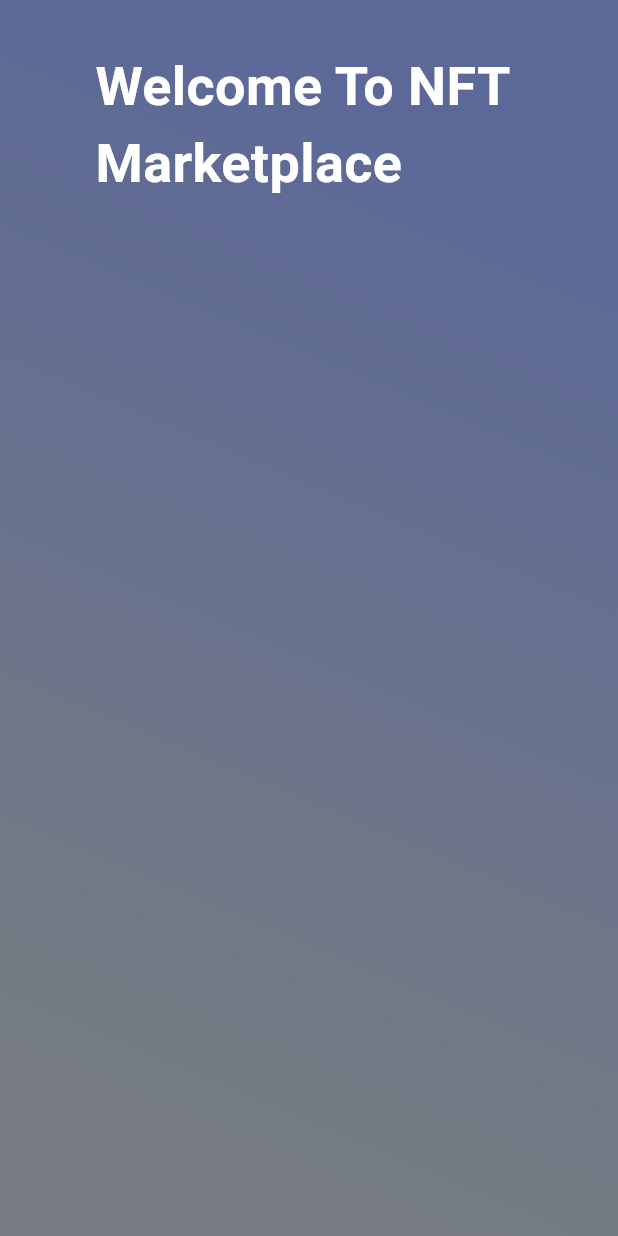
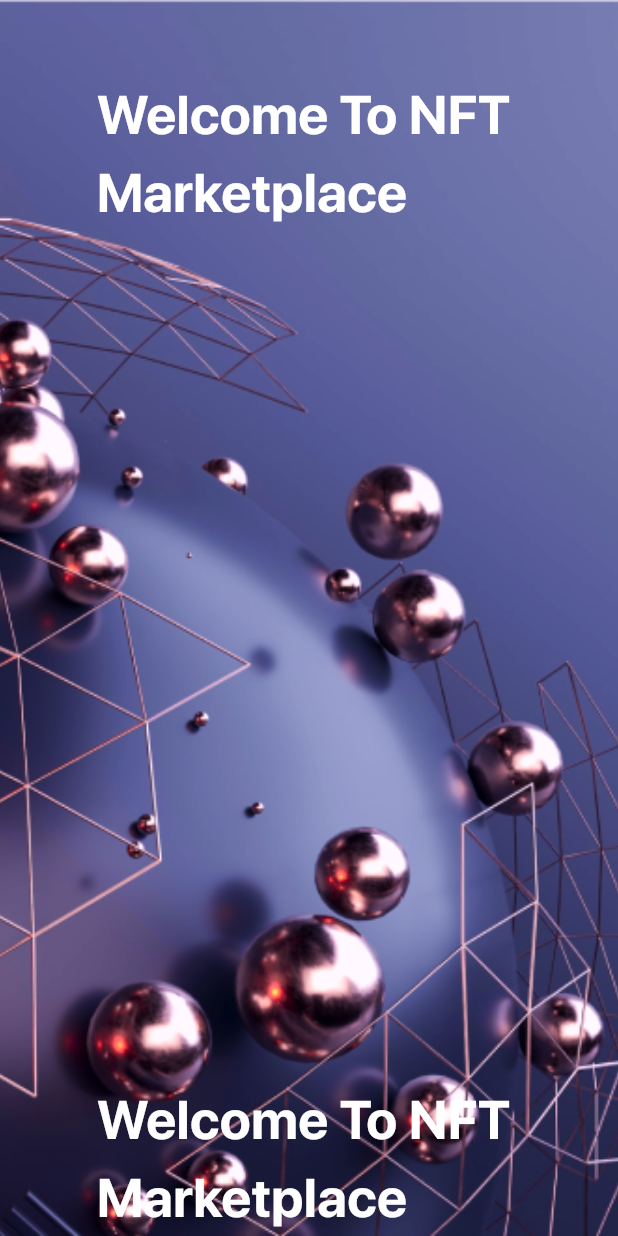
Before and after one commit to EngMohamed3382/mini_nft_marketplace, a Flutter app: the screen it shows after launch, on a phone screen of 412 x 824 dp. Run offline on Flutter 3.47's test engine with Material 3 defaults, Android fonts, the phone set to English and light mode, and no system bars; missing offline and left inert: dart:ui_web.

Commit message:
design on Boarding Page

```diff
--- /dev/null
+++ b/lib/core/resources/asset_image_manager.dart
@@ -0,0 +1,4 @@
+class AssetImageManager {
+  static const String onBoardingBackGroundImage =
+      "asstes/images/on_boarding_background.png";
+}
--- a/lib/core/resources/font_manager.dart
+++ b/lib/core/resources/font_manager.dart
@@ -1,3 +1,7 @@
 class FontManagers {
   static const String sfProDisplayFont = "SF Pro Display";
 }
+
+class FontSize {
+  static const double f36_04 = 36.04;
+}
--- a/lib/features/onBoarding/on_boarding_page.dart
+++ b/lib/features/onBoarding/on_boarding_page.dart
@@ -1,4 +1,7 @@
+import 'dart:ui_web';
+
 import 'package:flutter/material.dart';
+import 'package:mini_nft_marketplace/core/resources/asset_image_manager.dart';
 import 'package:mini_nft_marketplace/core/resources/color_manager.dart';
 import 'package:mini_nft_marketplace/core/resources/font_manager.dart';
 import 'package:mini_nft_marketplace/core/resources/strings_manager.dart';
@@ -10,30 +13,45 @@ class OnBoardingPage extends StatelessWidget {
   Widget build(BuildContext context) {
     return Scaffold(
         body: SafeArea(
-          child: Container(
-        padding: EdgeInsets.all(32),
+      child: Stack(
+        children: [
+          Image(
             width: double.infinity,
-        decoration: const BoxDecoration(
-            gradient: LinearGradient(
-                begin: Alignment(0.64, -0.76),
-                end: Alignment(-0.64, 0.76),
-                colors: [
-              ColorManager.kColorPanafseg,
-              ColorManager.kColorPanafsegLight,
-            ])),
+            height: double.infinity,
+            fit: BoxFit.cover,
+            image: AssetImage(AssetImageManager.onBoardingBackGroundImage),
+          ),
+          SizedBox(
+            width: double.infinity,
             child: const Column(
+              mainAxisAlignment: MainAxisAlignment.center,
+              crossAxisAlignment: CrossAxisAlignment.center,
               children: [
+                SizedBox(
+                  height: 50,
+                ),
                 Text(
                   StringsManager.titleOnBoardingPage,
                   style: TextStyle(
                       color: Colors.white,
-                  fontSize: 36,
+                      fontSize: FontSize.f36_04,
+                      fontFamily: "SF Pro Display",
+                      fontWeight: FontWeight.bold),
+                ),
+                Spacer(),
+                Text(
+                  StringsManager.titleOnBoardingPage,
+                  style: TextStyle(
+                      color: Colors.white,
+                      fontSize: FontSize.f36_04,
                       fontFamily: "SF Pro Display",
                       fontWeight: FontWeight.bold),
                 ),
               ],
             ),
-      )),
-    );
+          ),
+        ],
+      ),
+    ));
   }
 }
```
Also changed, not shown: pubspec.yaml (+4 -4 lines), asstes/images/on_boarding_background.png (added). Lines whose indentation alone changed are shown as unchanged.
